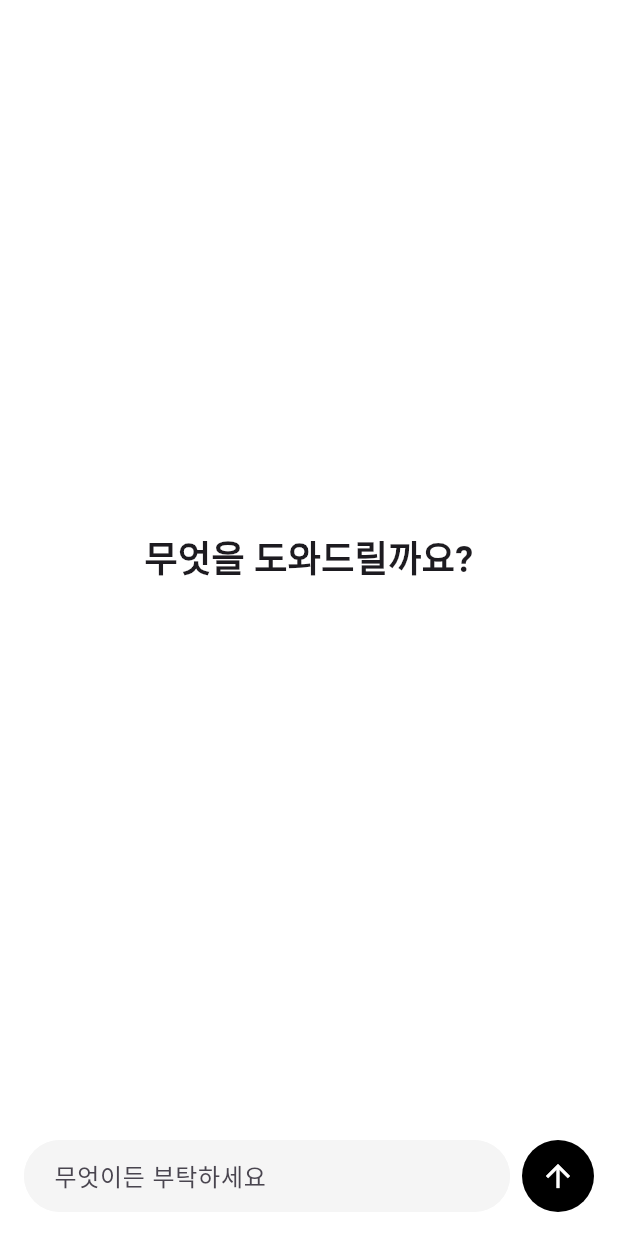
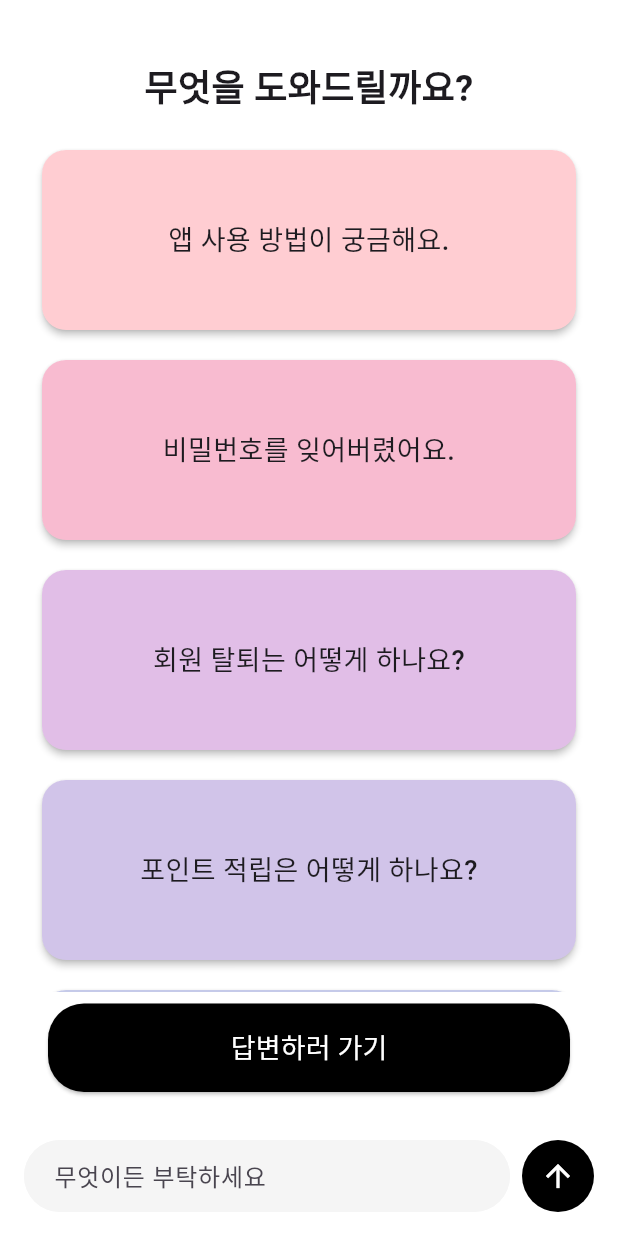
Before and after one commit to seoulorigin/app_test, a Flutter app: the screen it shows after launch, on a phone screen of 412 x 824 dp. Run offline on Flutter 3.47's test engine with Material 3 defaults, Android fonts, the phone set to English and light mode, and no system bars.

Commit message:
검색화면 수정

```diff
--- a/lib/screens/SearchPage.dart
+++ b/lib/screens/SearchPage.dart
@@ -51,8 +51,17 @@ class _SearchPageState extends State<SearchPage> {
 
   @override
   Widget build(BuildContext context) {
+    final List<String> faqList = [
+      '앱 사용 방법이 궁금해요.',
+      '비밀번호를 잊어버렸어요.',
+      '회원 탈퇴는 어떻게 하나요?',
+      '포인트 적립은 어떻게 하나요?',
+      '배송 조회는 어디서 하나요?',
+      '환불은 언제 되나요?',
+    ];
     return Scaffold(
       backgroundColor: Colors.white,
+      resizeToAvoidBottomInset: true,
       body: SafeArea(
         child: Column(
           children: [
@@ -60,7 +69,6 @@ class _SearchPageState extends State<SearchPage> {
               child: _showChat
                   ? Column(
                       children: [
-                        // 상단에 뒤로가기 버튼과 가운데 정렬된 타이틀
                         Container(
                           color: Colors.white,
                           padding: const EdgeInsets.symmetric(horizontal: 8, vertical: 8),
@@ -83,7 +91,6 @@ class _SearchPageState extends State<SearchPage> {
                             ],
                           ),
                         ),
-                        // Divider 제거, 배경색 통일
                         Expanded(
                           child: ListView.builder(
                             controller: _scrollController,
@@ -115,8 +122,10 @@ class _SearchPageState extends State<SearchPage> {
                         ),
                       ],
                     )
-                  : Center(
-                      child: Text(
+                  : Column(
+                      children: [
+                        const SizedBox(height: 40),
+                        const Text(
                           '무엇을 도와드릴까요?',
                           style: TextStyle(
                             fontSize: 24,
@@ -124,6 +133,54 @@ class _SearchPageState extends State<SearchPage> {
                           ),
                           textAlign: TextAlign.center,
                         ),
+                        const SizedBox(height: 20),
+                        // 카드 목록 (스크롤 가능, 한 화면에 3개 보이도록 Expanded)
+                        Expanded(
+                          child: ListView.builder(
+                            itemCount: faqList.length,
+                            padding: const EdgeInsets.symmetric(horizontal: 24, vertical: 0),
+                            itemBuilder: (context, i) {
+                              return Container(
+                                margin: const EdgeInsets.only(bottom: 12),
+                                child: Card(
+                                  elevation: 2,
+                                  shape: RoundedRectangleBorder(borderRadius: BorderRadius.circular(16)),
+                                  color: Colors.primaries[i % Colors.primaries.length].shade100,
+                                  child: SizedBox(
+                                    height: 120,
+                                    child: Center(
+                                      child: Text(
+                                        faqList[i],
+                                        textAlign: TextAlign.center,
+                                        style: const TextStyle(fontSize: 18, fontWeight: FontWeight.w500),
+                                      ),
+                                    ),
+                                  ),
+                                ),
+                              );
+                            },
+                          ),
+                        ),
+                        // 답변하러 가기 버튼
+                        Padding(
+                          padding: const EdgeInsets.fromLTRB(32, 8, 32, 16),
+                          child: SizedBox(
+                            width: double.infinity,
+                            child: ElevatedButton(
+                              onPressed: () {},
+                              style: ElevatedButton.styleFrom(
+                                shape: RoundedRectangleBorder(
+                                  borderRadius: BorderRadius.circular(24),
+                                ),
+                                backgroundColor: Colors.black,
+                                foregroundColor: Colors.white,
+                                padding: const EdgeInsets.symmetric(vertical: 16),
+                              ),
+                              child: const Text('답변하러 가기', style: TextStyle(fontSize: 18)),
+                            ),
+                          ),
+                        ),
+                      ],
                     ),
             ),
             Container(
```
Lines whose indentation alone changed are shown as unchanged.
